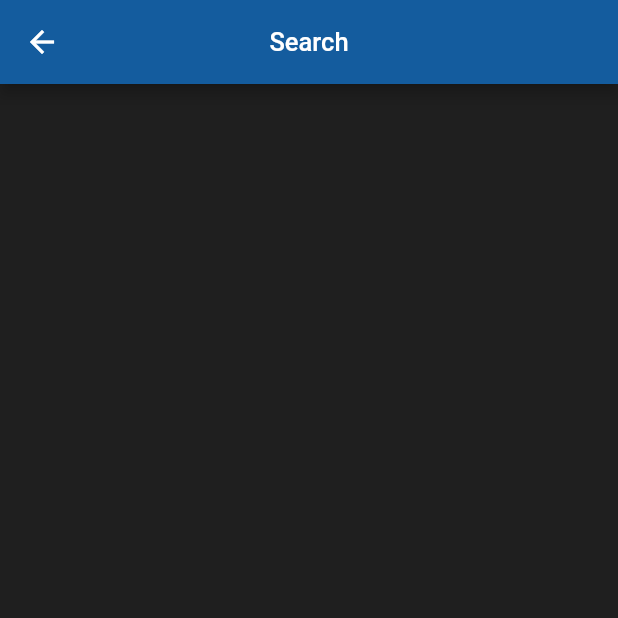
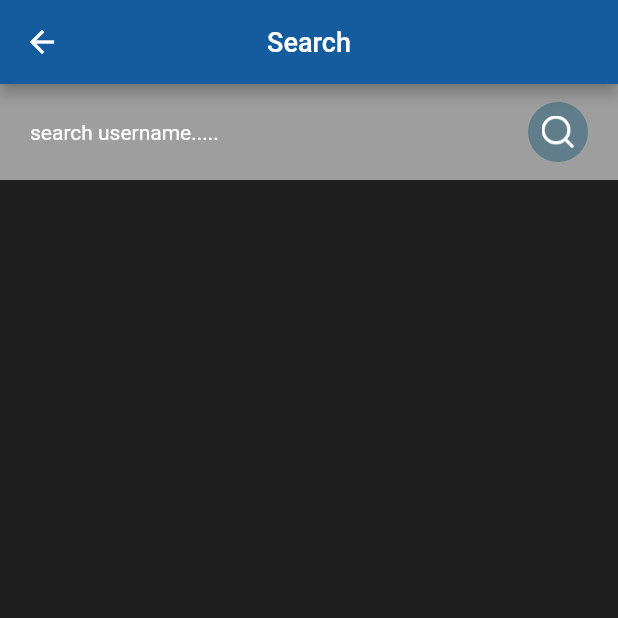
Before and after one commit to vohoangtuit/flutter_chat_firebase, a Flutter app: the SearchScreen screen opened directly, on a phone screen of 412 x 824 dp, the top half of it. Run offline on Flutter 3.47's test engine with Material 2 defaults, Android fonts, the phone set to English and light mode, and no system bars; our stand-ins replace cloud_firestore, firebase_auth; accounts and stored records are empty.

```diff
--- /dev/null
+++ b/chat_firebase/lib/firebase_services/firebasse_database.dart
@@ -0,0 +1,28 @@
+import 'package:cloud_firestore/cloud_firestore.dart';
+
+class FirebaseDatabaseMethods {
+  final TAG_USER_COLLECTION = 'users';
+  final USER_KEY_NAME ='userName';
+  final USER_KEY_EMAIL ='email';
+
+  final TAG_CHATROOM_COLLECTION = 'ChatRoom';
+
+  getUserByUsername(String username) async{
+    return await Firestore.instance.collection(TAG_USER_COLLECTION).where(USER_KEY_NAME,isEqualTo: username).getDocuments();
+  }
+
+  uploadUserInfo(userMap) {
+    Firestore.instance
+        .collection(TAG_USER_COLLECTION)
+        .add(userMap)
+        .catchError((e) {
+      print("error " + e.toString());
+    });
+  }
+
+  createChatRoom(String chatRoomId, Map chatRoomMap){
+    Firestore.instance.collection(TAG_CHATROOM_COLLECTION).document(chatRoomId).setData(chatRoomMap).catchError((e){
+      print("error createChatRoom " + e.toString());
+    });
+  }
+}
--- a/chat_firebase/lib/views/chat_room.dart
+++ b/chat_firebase/lib/views/chat_room.dart
@@ -1,5 +1,5 @@
+import 'package:chat_firebase/firebase_services/firebase_auth.dart';
 import 'package:chat_firebase/helper/authentication.dart';
-import 'package:chat_firebase/services/auth.dart';
 import 'package:chat_firebase/views/search.dart';
 import 'package:chat_firebase/views/signin.dart';
 import 'package:chat_firebase/widgets/widget.dart';
@@ -38,7 +38,4 @@ class _ChatRoomScreenState extends State<ChatRoomScreen> {
       ),
     );
   }
-  void handleSignOut(){
-
-  }
 }
--- a/chat_firebase/lib/views/search.dart
+++ b/chat_firebase/lib/views/search.dart
@@ -1,4 +1,7 @@
+import 'package:chat_firebase/firebase_services/firebasse_database.dart';
 import 'package:chat_firebase/widgets/widget.dart';
+import 'package:cloud_firestore/cloud_firestore.dart';
+import 'package:flutter/cupertino.dart';
 import 'package:flutter/material.dart';
 
 class SearchScreen extends StatefulWidget {
@@ -7,10 +10,111 @@ class SearchScreen extends StatefulWidget {
 }
 
 class _SearchScreenState extends State<SearchScreen> {
+  FirebaseDatabaseMethods firebaseDB = new FirebaseDatabaseMethods();
+  TextEditingController searchEditingController = new TextEditingController();
+  QuerySnapshot querySnapshot;
   @override
   Widget build(BuildContext context) {
     return Scaffold(
       appBar: appBarWithTitle(context,'Search'),
+      body: Container(
+        child: Column(
+          children: <Widget>[
+            Container(
+              padding: EdgeInsets.symmetric(horizontal: 20, vertical: 8),
+              color: Colors.grey,
+              child: Row(
+                children: <Widget>[
+                  Expanded(child: TextField(
+                    controller: searchEditingController,
+                    style: normalTextWhite(),
+                    decoration: InputDecoration(
+                      hintText: 'search username.....',
+                      hintStyle: normalTextWhite(),
+                      border: InputBorder.none,
+                    ),
+                  )),
+                  GestureDetector(
+                    onTap: (){
+                      handleSearch();
+                    },
+                    child: Container(
+                       width: 40,height: 40,
+                        padding: EdgeInsets.all(9),
+                        decoration: BoxDecoration(
+                          color: Colors.blueGrey,
+                          borderRadius: BorderRadius.circular(30),
+                        ),
+                        child: Image.asset('assets/images/search_white.png',)
+                    ),
+                  )
+                ],
+              ),
+            ),
+            userList(),
+          ],
+        ),
+      ),
+    );
+  }
+  @override
+  void initState() {
+    super.initState();
+  }
+  void handleSearch(){
+    firebaseDB.getUserByUsername(searchEditingController.text)
+        .then((data){
+          setState(() {
+            querySnapshot =data;
+          });
+    }
+    );
+  }
+  void createChatRoomAndStartConversation(String userName){
+    List<String> users =[userName];
+    //firebaseDB.createChatRoom(chatRoomId, chatRoomMap);
+  }
+  Widget userList(){
+    return querySnapshot!=null?ListView.builder(
+      itemCount: querySnapshot.documents.length,
+        shrinkWrap: true,
+        itemBuilder: (context, index){
+        print('userName ' +querySnapshot.documents[index].data['userName']);
+        return SearchItem(userName: querySnapshot.documents[index].data['userName'],email: querySnapshot.documents[index].data['email'],);
+    }):Container(
     );
   }
 }
+class SearchItem extends StatelessWidget {
+   String userName;
+   String email;
+   SearchItem({this.userName,this.email});
+
+  @override
+  Widget build(BuildContext context) {
+    return Container(
+      padding: EdgeInsets.symmetric(horizontal: 10,vertical: 10),
+      child: Row(
+        children: <Widget>[
+          Column(
+            crossAxisAlignment:CrossAxisAlignment.start,
+            children: <Widget>[
+              Text(userName,style: mediumTextWhite(),),
+              Text(email,style: mediumTextWhite(),),
+            ],
+          ), Spacer(),
+          GestureDetector(
+            onTap: (){
+
+            },
+            child: Container(
+              padding: EdgeInsets.symmetric(horizontal: 10,vertical: 8),
+              decoration: BoxDecoration(color: Colors.blue, borderRadius: BorderRadius.circular(20)),
+              child: Text('Message',style: mediumTextWhite(),),
+            ),
+          ),
+        ],
+      ),
+    );
+  }
+}
--- a/chat_firebase/lib/views/signin.dart
+++ b/chat_firebase/lib/views/signin.dart
@@ -36,7 +36,7 @@ class _SignInScreenState extends State<SignInScreen> {
                       alignment: Alignment.centerRight,
                       child: Container(
                         padding: EdgeInsets.symmetric(horizontal: 16, vertical: 8),
-                        child: Text('Forget password?', style: mediumTextWhite(),),
+                        child: Text('Forget password?', style: normalTextWhite(),),
                       ),
                     ),
                     SizedBox(height:8),
@@ -59,14 +59,14 @@ class _SignInScreenState extends State<SignInScreen> {
                     Row(
                       mainAxisAlignment:MainAxisAlignment.center,
                       children: <Widget>[
-                      Text("Don't have account? ",style: mediumTextWhite(),),
+                      Text("Don't have account? ",style: normalTextWhite(),),
                       GestureDetector(
                         onTap: (){
                           widget.toggle();
                         },
                         child: Container(
                           padding: EdgeInsets.symmetric(vertical: 8),
-                            child: Text("Register now",style: TextStyle(decoration: TextDecoration.underline, color: Colors.white, fontSize: 12),)
+                            child: Text("Register now",style: TextStyle(decoration: TextDecoration.underline, color: Colors.white, fontSize: 14),)
                         ),
                       )
                     ],)
```
Also changed, not shown: chat_firebase/lib/views/signup.dart (+12 -4 lines), chat_firebase/lib/widgets/widget.dart (+30 -20 lines), chat_firebase/lib/firebase_services/firebase_auth.dart (renamed from chat_firebase/lib/services/auth.dart), chat_firebase/pubspec.lock, 7 other files.
